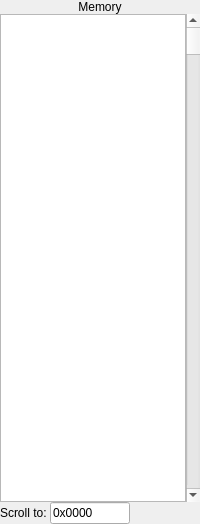
Above: mainmemory.ui from StanWarford/pep8cpu before the change. Below: the same form after it.
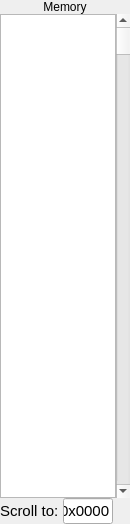
That is the form after the change.

Commit message:
We now have only 1 column in the memory pane (for hex, still accepts dec). We now prompt for save when copying to the microcode pane from the help dialog.
Starting to set up the register bank in the cpu pane.

The edit to the form file:
```diff
--- a/mainmemory.ui
+++ b/mainmemory.ui
@@ -6,19 +6,19 @@
    <rect>
     <x>0</x>
     <y>0</y>
-    <width>200</width>
+    <width>120</width>
     <height>524</height>
    </rect>
   </property>
   <property name="minimumSize">
    <size>
-    <width>200</width>
+    <width>130</width>
     <height>0</height>
    </size>
   </property>
   <property name="maximumSize">
    <size>
-    <width>200</width>
+    <width>130</width>
     <height>16777215</height>
    </size>
   </property>
@@ -215,6 +215,11 @@
      </property>
      <item>
       <widget class="QLabel" name="label_2">
+       <property name="font">
+        <font>
+         <pointsize>11</pointsize>
+        </font>
+       </property>
        <property name="text">
         <string>Scroll to: </string>
        </property>
@@ -224,16 +229,21 @@
       <widget class="QLineEdit" name="lineEdit">
        <property name="minimumSize">
         <size>
-         <width>80</width>
+         <width>50</width>
          <height>0</height>
         </size>
        </property>
        <property name="maximumSize">
         <size>
-         <width>80</width>
+         <width>50</width>
          <height>16777215</height>
         </size>
        </property>
+       <property name="font">
+        <font>
+         <pointsize>11</pointsize>
+        </font>
+       </property>
        <property name="text">
         <string>0x0000</string>
        </property>
```
The commit also changes 6 other files.
